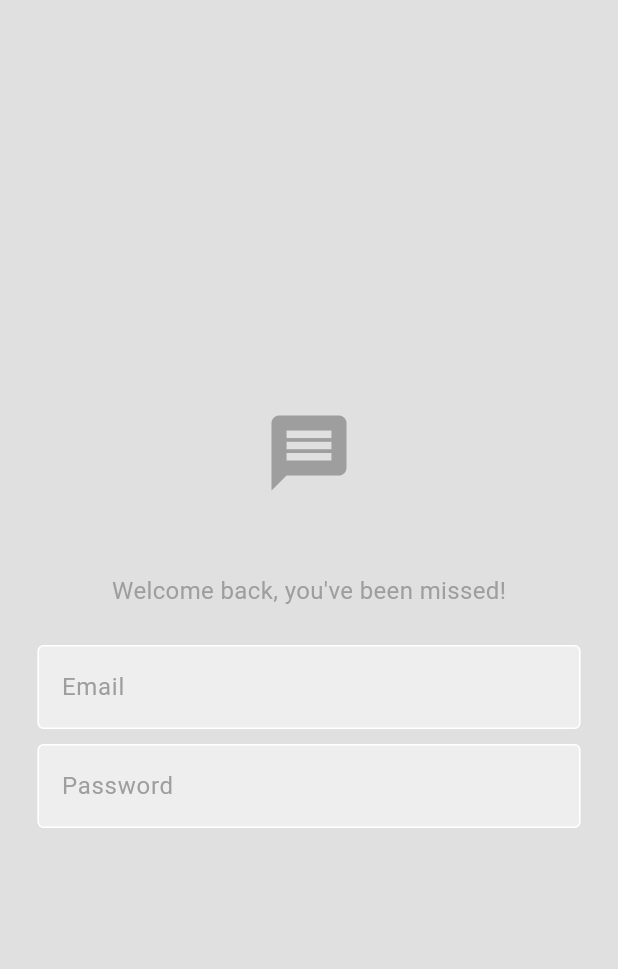
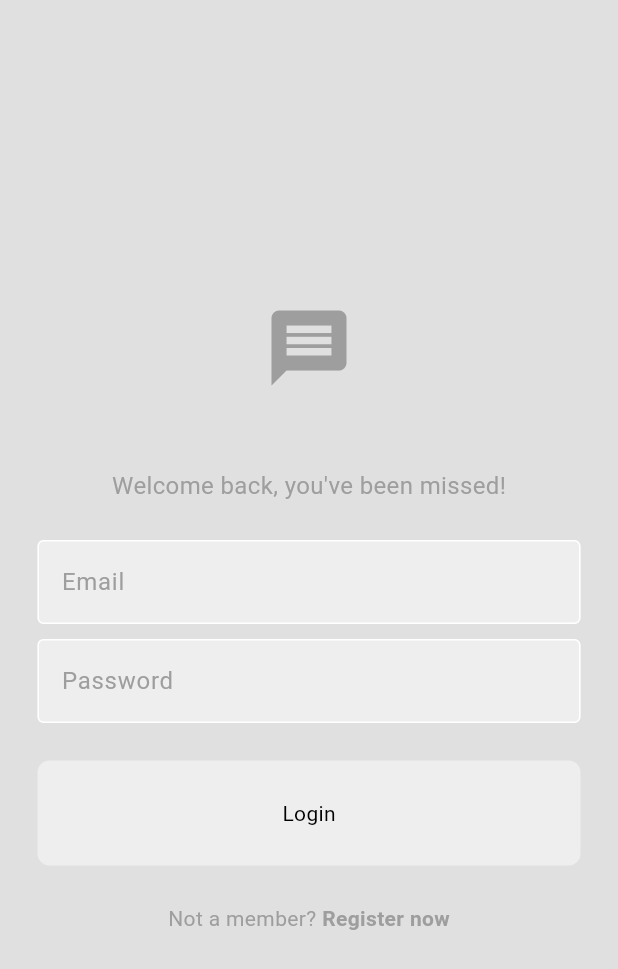
Before and after one commit to WendelJunior03/minimal_chat_wk, a Flutter app: the screen it shows after launch, on a phone screen of 412 x 824 dp. Shown: the top 969 px of the screen. Run offline on Flutter 3.47's test engine with Material 3 defaults, Android fonts, the phone set to English and light mode, and no system bars.

Commit message:
add: login button made as a component to be reused and implemented on the login page

```diff
--- /dev/null
+++ b/lib/components/my_button.dart
@@ -0,0 +1,30 @@
+import 'package:flutter/material.dart';
+
+class MyButton extends StatelessWidget {
+  final void Function()? onTap;
+  final String text;
+
+  const MyButton({
+    super.key,
+    required this.text,
+    required this.onTap,
+  });
+
+  @override
+  Widget build(BuildContext context) {
+    return GestureDetector(
+      onTap: onTap,
+      child: Container(
+        decoration: BoxDecoration(
+          color: Theme.of(context).colorScheme.secondary,
+          borderRadius: BorderRadius.circular(8),
+        ),
+        padding: const EdgeInsets.all(25),
+        margin: const EdgeInsets.symmetric(horizontal: 25),
+        child: Center(
+          child: Text(text),
+        ),
+      ),
+    );
+  }
+}
--- a/lib/pages/login_page.dart
+++ b/lib/pages/login_page.dart
@@ -1,4 +1,5 @@
 import 'package:flutter/material.dart';
+import 'package:minimal_chat_wk/components/my_button.dart';
 import 'package:minimal_chat_wk/components/my_textfield.dart';
 
 class LoginPage extends StatelessWidget {
@@ -7,6 +8,8 @@
   final TextEditingController _pwController = TextEditingController();
 
   LoginPage({super.key});
+
+  void login() {}
 
   @override
   Widget build(BuildContext context) {
@@ -33,7 +36,7 @@
                 fontSize: 16,
               ),
             ),
-             const SizedBox(height: 25),
+            const SizedBox(height: 25),
             // email textfield
             MyTextField(
               hintText: "Email",
@@ -47,11 +50,31 @@
               obscureText: true,
               controller: _pwController,
             ),
-
+            const SizedBox(height: 25),
             // login button
-
+            MyButton(
+              text: "Login",
+              onTap: login,
+            ),
+            const SizedBox(height: 25),
             // register now
-
+            Row(
+              mainAxisAlignment: MainAxisAlignment.center,
+              children: [
+                Text(
+                  "Not a member? ",
+                  style: TextStyle(
+                    color: Theme.of(context).colorScheme.primary,
+                  ),
+                ),
+                Text(
+                  "Register now",
+                  style: TextStyle(
+                      fontWeight: FontWeight.bold,
+                      color: Theme.of(context).colorScheme.primary),
+                ),
+              ],
+            )
           ],
         ),
       ),
```
